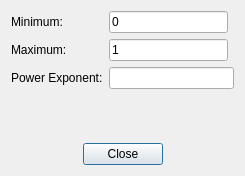
The window that GridUI/displayrangedialog.ui (fsoos74/su) describes before a commit, drawn with Qt 5.
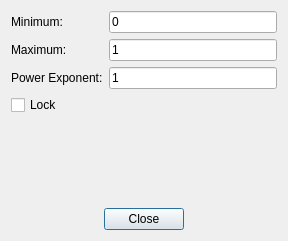
The same window after the commit. Icons and pictures are not drawn.

Commit message: - show start and end time of process in statusbar - no duration for statusbar message of process run time - fixed amplitudevolume blank values - lock option for grid display range + dialog - added computation of semblance volumes - added computation of secondary avo attributes

```diff
--- a/GridUI/displayrangedialog.ui
+++ b/GridUI/displayrangedialog.ui
@@ -6,8 +6,8 @@
    <rect>
     <x>0</x>
     <y>0</y>
-    <width>245</width>
-    <height>176</height>
+    <width>288</width>
+    <height>241</height>
    </rect>
   </property>
   <property name="windowTitle">
@@ -61,8 +61,19 @@
        </property>
       </widget>
      </item>
-     <item row="2" column="1" colspan="2">
-      <widget class="QLineEdit" name="lePower"/>
+     <item row="2" column="1">
+      <widget class="QLineEdit" name="lePower">
+       <property name="text">
+        <string>1</string>
+       </property>
+      </widget>
+     </item>
+     <item row="3" column="0" colspan="2">
+      <widget class="QCheckBox" name="cbLock">
+       <property name="text">
+        <string>Lock</string>
+       </property>
+      </widget>
      </item>
     </layout>
    </item>
```
The commit also changes 29 other files.
